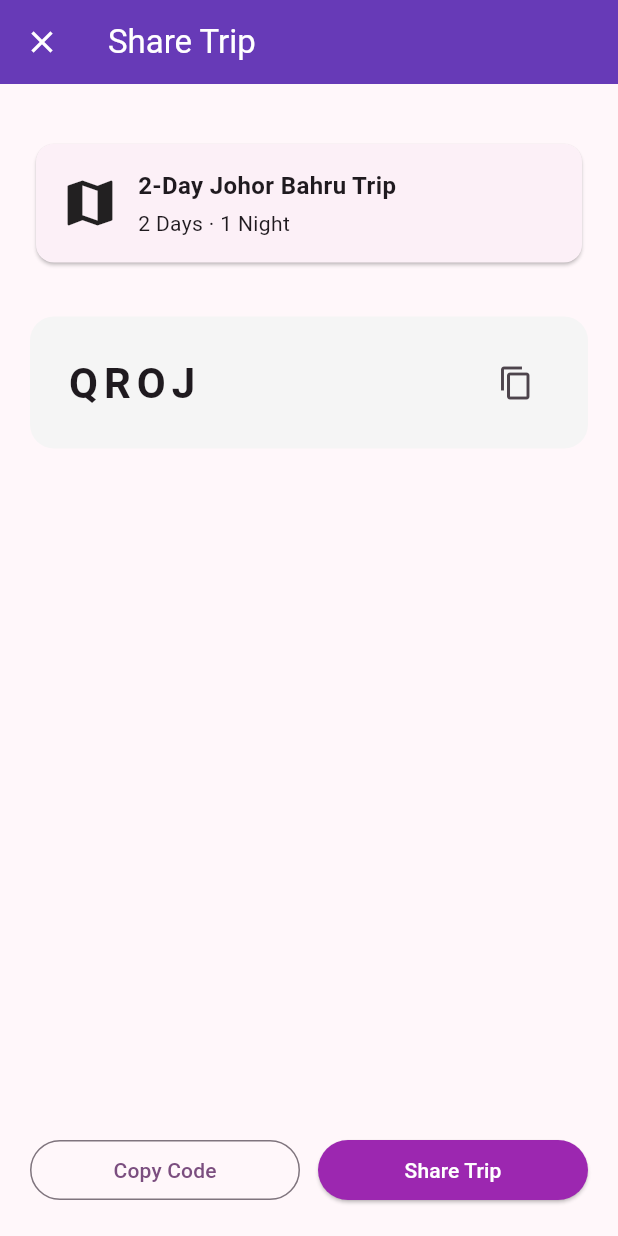
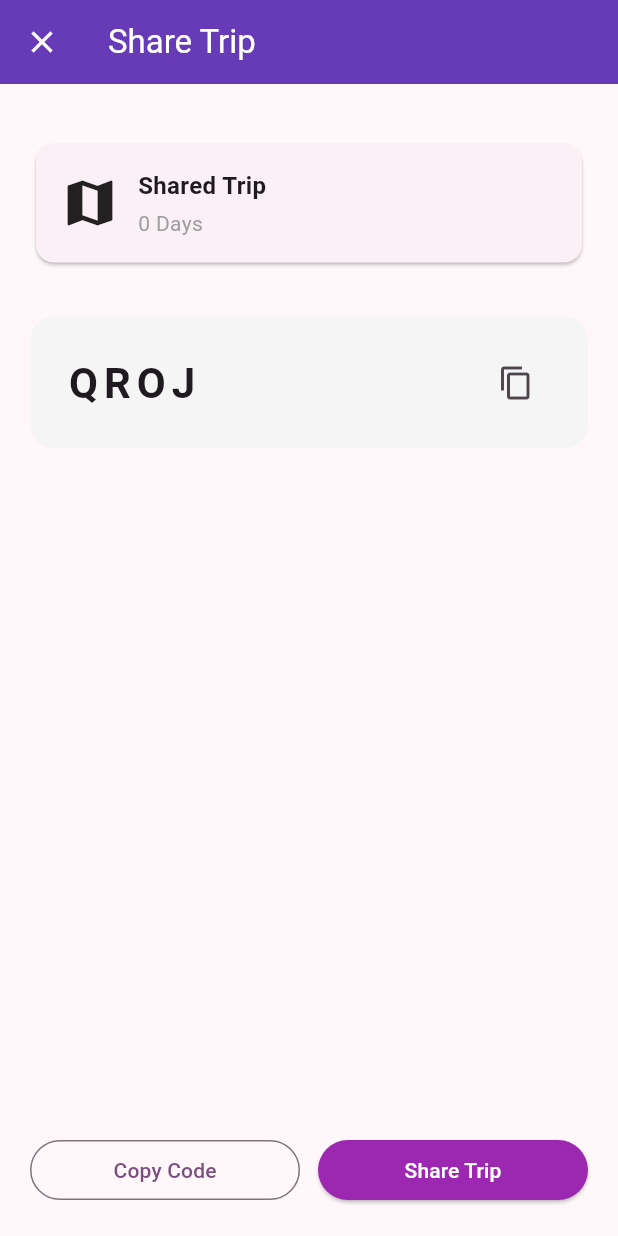
Before and after one commit to LimYuHeng-code/tripmate_app, a Flutter app: the ShareTripPage screen opened directly with empty values, after a tap on "Share Trip", on a phone screen of 412 x 824 dp. Run offline on Flutter 3.47's test engine with Material 3 defaults, Android fonts, the light colour scheme and no system bars; our stand-ins replace carousel_slider, cloud_firestore, firebase_auth, firebase_core, google_maps_flutter, share_plus; accounts and stored records are empty.

Commit message:
Join Trip

```diff
--- a/lib/services/share_services.dart
+++ b/lib/services/share_services.dart
@@ -21,7 +21,7 @@ class ShareService {
     }
 
     await docRef.set({
-      'itineraryData': itineraryData,
+      'itinerary': itineraryData,
       'createdAt': FieldValue.serverTimestamp(),
     });
 
--- a/lib/viewmodels/share_trip_viewmodel.dart
+++ b/lib/viewmodels/share_trip_viewmodel.dart
@@ -1,4 +1,5 @@
 import 'package:flutter/material.dart';
+import 'package:tripmate_app/models/itinerary_model.dart';
 import 'package:tripmate_app/services/share_services.dart';
 import '../utils/trip_code_generator.dart';
 
@@ -8,29 +9,33 @@ class ShareTripViewModel extends ChangeNotifier {
   late final String tripCode;
   bool isSaving = false;
   bool isSaved = false;
+  String? errorMessage;
 
   ShareTripViewModel() {
     tripCode = TripCodeGenerator.generate();
   }
 
-  Future<void> saveSharedTrip(Map<String, dynamic> itineraryData) async {
+  /// Save itinerary in canonical format
+  Future<void> saveSharedTrip(ItineraryModel itinerary) async {
     if (isSaving || isSaved) return;
 
     isSaving = true;
+    errorMessage = null;
     notifyListeners();
 
     try {
       await _shareService.createSharedItinerary(
         shareCode: tripCode,
-        itineraryData: itineraryData,
+        itineraryData: itinerary.toJson(), // 🔥 SINGLE SOURCE OF TRUTH
       );
 
       isSaved = true;
     } catch (e) {
       debugPrint('Error sharing trip: $e');
+      errorMessage = 'Failed to share trip';
+    } finally {
+      isSaving = false;
+      notifyListeners();
     }
-
-    isSaving = false;
-    notifyListeners();
   }
 }
--- a/lib/views/share_trip_view.dart
+++ b/lib/views/share_trip_view.dart
@@ -1,16 +1,13 @@
 import 'package:flutter/material.dart';
 import 'package:flutter/services.dart';
 import 'package:share_plus/share_plus.dart';
-
 import '../viewmodels/share_trip_viewmodel.dart';
+import '../models/itinerary_model.dart';
 
 class ShareTripPage extends StatefulWidget {
-  final Map<String, dynamic> itineraryData;
+  final ItineraryModel itinerary;
 
-  const ShareTripPage({
-    super.key,
-    required this.itineraryData,
-  });
+  const ShareTripPage({super.key, required this.itinerary});
 
   @override
   State<ShareTripPage> createState() => _ShareTripPageState();
@@ -23,7 +20,6 @@ class _ShareTripPageState extends State<ShareTripPage> {
   void initState() {
     super.initState();
     viewModel = ShareTripViewModel();
-
     viewModel.addListener(() {
       if (mounted) setState(() {});
     });
@@ -35,47 +31,50 @@ class _ShareTripPageState extends State<ShareTripPage> {
     super.dispose();
   }
 
+  void _copyCode() {
+    Clipboard.setData(ClipboardData(text: viewModel.tripCode));
+    ScaffoldMessenger.of(context).showSnackBar(const SnackBar(content: Text('Trip code copied')));
+  }
+
+  void _shareTrip() {
+    final message = '''
+Join my trip on TripMate!
+
+Trip Code: ${viewModel.tripCode}
+
+Open the app and enter this code to view the itinerary.
+''';
+    Share.share(message);
+  }
+
   @override
   Widget build(BuildContext context) {
     return Scaffold(
       appBar: AppBar(
         backgroundColor: Colors.deepPurple,
         title: const Text('Share Trip'),
-        leading: IconButton(
-          icon: const Icon(Icons.close),
-          onPressed: () => Navigator.pop(context),
-        ),
+        leading: IconButton(icon: const Icon(Icons.close), onPressed: () => Navigator.pop(context)),
       ),
       body: Padding(
         padding: const EdgeInsets.all(20),
         child: Column(
           children: [
             const SizedBox(height: 16),
-
-            /// Trip Info Card
             Card(
-              shape: RoundedRectangleBorder(
-                borderRadius: BorderRadius.circular(12),
-              ),
-              child: const Padding(
-                padding: EdgeInsets.all(16),
+              shape: RoundedRectangleBorder(borderRadius: BorderRadius.circular(12)),
+              child: Padding(
+                padding: const EdgeInsets.all(16),
                 child: Row(
                   children: [
-                    Icon(Icons.map, size: 40),
-                    SizedBox(width: 12),
+                    const Icon(Icons.map, size: 40),
+                    const SizedBox(width: 12),
                     Expanded(
                       child: Column(
                         crossAxisAlignment: CrossAxisAlignment.start,
                         children: [
-                          Text(
-                            '2-Day Johor Bahru Trip',
-                            style: TextStyle(
-                              fontWeight: FontWeight.bold,
-                              fontSize: 16,
-                            ),
-                          ),
-                          SizedBox(height: 4),
-                          Text('2 Days · 1 Night'),
+                          const Text('Shared Trip', style: TextStyle(fontWeight: FontWeight.bold, fontSize: 16)),
+                          const SizedBox(height: 4),
+                          Text('${widget.itinerary.days.length} Days', style: const TextStyle(color: Colors.grey)),
                         ],
                       ),
                     ),
@@ -83,15 +82,9 @@ class _ShareTripPageState extends State<ShareTripPage> {
                 ),
               ),
             ),
-
             const SizedBox(height: 32),
-
-            /// Trip Code Display
             Container(
-              padding: const EdgeInsets.symmetric(
-                vertical: 20,
-                horizontal: 24,
-              ),
+              padding: const EdgeInsets.symmetric(vertical: 20, horizontal: 24),
               decoration: BoxDecoration(
                 borderRadius: BorderRadius.circular(16),
                 color: Colors.grey.shade100,
@@ -99,59 +92,29 @@ class _ShareTripPageState extends State<ShareTripPage> {
               child: Row(
                 mainAxisAlignment: MainAxisAlignment.spaceBetween,
                 children: [
-                  Text(
-                    viewModel.tripCode,
-                    style: const TextStyle(
-                      fontSize: 28,
-                      fontWeight: FontWeight.bold,
-                      letterSpacing: 4,
-                    ),
-                  ),
-                  IconButton(
-                    icon: const Icon(Icons.copy),
-                    onPressed: _copyCode,
-                  ),
+                  Text(viewModel.tripCode, style: const TextStyle(fontSize: 28, fontWeight: FontWeight.bold, letterSpacing: 4)),
+                  IconButton(icon: const Icon(Icons.copy), onPressed: _copyCode),
                 ],
               ),
             ),
-
             const Spacer(),
-
-            /// Action Buttons
             Row(
               children: [
-                Expanded(
-                  child: OutlinedButton(
-                    onPressed: _copyCode,
-                    child: const Text('Copy Code'),
-                  ),
-                ),
+                Expanded(child: OutlinedButton(onPressed: _copyCode, child: const Text('Copy Code'))),
                 const SizedBox(width: 12),
                 Expanded(
                   child: ElevatedButton(
                     onPressed: viewModel.isSaving
                         ? null
                         : () async {
-                            // Save to Firestore once
-                            if (!viewModel.isSaved) {
-                              await viewModel.saveSharedTrip(
-                                widget.itineraryData,
-                              );
-                            }
-
-                            // Share to socials
-                            if (mounted && viewModel.isSaved) {
-                              _shareTrip();
-                            }
+                            if (!viewModel.isSaved) await viewModel.saveSharedTrip(widget.itinerary);
+                            if (mounted && viewModel.isSaved) _shareTrip();
                           },
                     child: viewModel.isSaving
                         ? const SizedBox(
                             height: 20,
                             width: 20,
-                            child: CircularProgressIndicator(
-                              strokeWidth: 2,
-                              color: Colors.white,
-                            ),
+                            child: CircularProgressIndicator(strokeWidth: 2, color: Colors.white),
                           )
                         : const Text('Share Trip'),
                   ),
@@ -163,28 +126,4 @@ class _ShareTripPageState extends State<ShareTripPage> {
       ),
     );
   }
-
-  /// Copy trip code
-  void _copyCode() {
-    Clipboard.setData(
-      ClipboardData(text: viewModel.tripCode),
-    );
-
-    ScaffoldMessenger.of(context).showSnackBar(
-      const SnackBar(content: Text('Trip code copied')),
-    );
-  }
-
-  /// Share to social apps
-  void _shareTrip() {
-    final message = '''
-Join my trip!
-
-Trip Code: ${viewModel.tripCode}
-
-Open the TripMate app and enter this code to join.
-''';
-
-    Share.share(message);
-  }
 }
```
Also changed, not shown: lib/viewmodels/itinerary_viewmodel.dart (+14 -26 lines), lib/viewmodels/join_trip_viewmodel.dart (+33 -30 lines), lib/views/itinerary_page_view.dart (+9 -12 lines).
